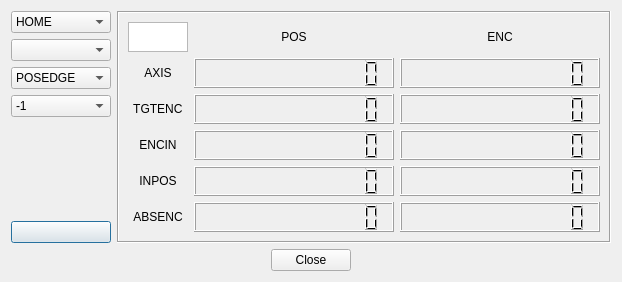
First picture: the form in icepapCMS/ui_icepapcms/qt_designer_files/dialoghomesrch.ui, repository ALBA-Synchrotron/IcepapCMS, before the edit.
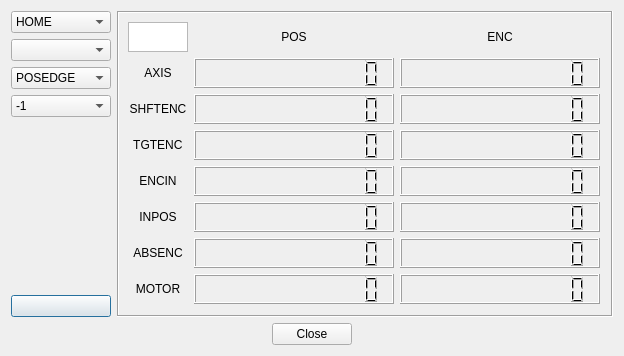
Second picture: the form after the edit.

Commit message: Now also displaying position values for MOTOR and SHFTENC.

What changed in the file:
```diff
--- a/icepapCMS/ui_icepapcms/qt_designer_files/dialoghomesrch.ui
+++ b/icepapCMS/ui_icepapcms/qt_designer_files/dialoghomesrch.ui
@@ -6,8 +6,8 @@
    <rect>
     <x>0</x>
     <y>0</y>
-    <width>605</width>
-    <height>266</height>
+    <width>624</width>
+    <height>356</height>
    </rect>
   </property>
   <property name="windowTitle">
@@ -112,57 +112,8 @@
         <enum>QFrame::Sunken</enum>
        </property>
        <layout class="QGridLayout" name="gridLayout_2">
-        <item row="3" column="1">
-         <widget class="QLCDNumber" name="lcdPosEncin">
-          <property name="numDigits">
-           <number>12</number>
-          </property>
-         </widget>
-        </item>
-        <item row="2" column="2">
-         <widget class="QLCDNumber" name="lcdEncTgtenc">
-          <property name="numDigits">
-           <number>12</number>
-          </property>
-         </widget>
-        </item>
-        <item row="5" column="2">
-         <widget class="QLCDNumber" name="lcdEncAbsenc">
-          <property name="numDigits">
-           <number>12</number>
-          </property>
-         </widget>
-        </item>
-        <item row="5" column="1">
-         <widget class="QLCDNumber" name="lcdPosAbsenc">
-          <property name="numDigits">
-           <number>12</number>
-          </property>
-         </widget>
-        </item>
-        <item row="4" column="1">
-         <widget class="QLCDNumber" name="lcdPosInpos">
-          <property name="numDigits">
-           <number>12</number>
-          </property>
-         </widget>
-        </item>
         <item row="3" column="2">
-         <widget class="QLCDNumber" name="lcdEncEncin">
-          <property name="numDigits">
-           <number>12</number>
-          </property>
-         </widget>
-        </item>
-        <item row="1" column="2">
-         <widget class="QLCDNumber" name="lcdEncAxis">
-          <property name="numDigits">
-           <number>12</number>
-          </property>
-         </widget>
-        </item>
-        <item row="4" column="2">
-         <widget class="QLCDNumber" name="lcdEncInpos">
+         <widget class="QLCDNumber" name="lcdEncTgtenc">
           <property name="numDigits">
            <number>12</number>
           </property>
@@ -212,21 +163,42 @@
           </property>
          </widget>
         </item>
-        <item row="2" column="1">
-         <widget class="QLCDNumber" name="lcdPosTgtenc">
+        <item row="6" column="2">
+         <widget class="QLCDNumber" name="lcdEncAbsenc">
           <property name="numDigits">
            <number>12</number>
           </property>
          </widget>
         </item>
-        <item row="1" column="1">
-         <widget class="QLCDNumber" name="lcdPosAxis">
+        <item row="6" column="1">
+         <widget class="QLCDNumber" name="lcdPosAbsenc">
           <property name="numDigits">
            <number>12</number>
           </property>
          </widget>
         </item>
-        <item row="5" column="0" alignment="Qt::AlignHCenter">
+        <item row="5" column="2">
+         <widget class="QLCDNumber" name="lcdEncInpos">
+          <property name="numDigits">
+           <number>12</number>
+          </property>
+         </widget>
+        </item>
+        <item row="4" column="2">
+         <widget class="QLCDNumber" name="lcdEncEncin">
+          <property name="numDigits">
+           <number>12</number>
+          </property>
+         </widget>
+        </item>
+        <item row="1" column="2">
+         <widget class="QLCDNumber" name="lcdEncAxis">
+          <property name="numDigits">
+           <number>12</number>
+          </property>
+         </widget>
+        </item>
+        <item row="6" column="0" alignment="Qt::AlignHCenter">
          <widget class="QLabel" name="labelAbsenc">
           <property name="minimumSize">
            <size>
@@ -248,69 +220,10 @@
           </property>
          </widget>
         </item>
-        <item row="4" column="0" alignment="Qt::AlignHCenter">
-         <widget class="QLabel" name="labelInpos">
-          <property name="minimumSize">
-           <size>
-            <width>0</width>
-            <height>30</height>
-           </size>
-          </property>
-          <property name="maximumSize">
-           <size>
-            <width>16777215</width>
-            <height>30</height>
-           </size>
-          </property>
-          <property name="text">
-           <string>INPOS</string>
-          </property>
-          <property name="alignment">
-           <set>Qt::AlignCenter</set>
-          </property>
-         </widget>
-        </item>
-        <item row="3" column="0" alignment="Qt::AlignHCenter">
-         <widget class="QLabel" name="labelEncin">
-          <property name="minimumSize">
-           <size>
-            <width>0</width>
-            <height>30</height>
-           </size>
-          </property>
-          <property name="maximumSize">
-           <size>
-            <width>16777215</width>
-            <height>30</height>
-           </size>
-          </property>
-          <property name="text">
-           <string>ENCIN</string>
-          </property>
-          <property name="alignment">
-           <set>Qt::AlignCenter</set>
-          </property>
-         </widget>
-        </item>
-        <item row="2" column="0" alignment="Qt::AlignHCenter">
-         <widget class="QLabel" name="labelTgtenc">
-          <property name="minimumSize">
-           <size>
-            <width>0</width>
-            <height>30</height>
-           </size>
-          </property>
-          <property name="maximumSize">
-           <size>
-            <width>16777215</width>
-            <height>30</height>
-           </size>
-          </property>
-          <property name="text">
-           <string> TGTENC </string>
-          </property>
-          <property name="alignment">
-           <set>Qt::AlignCenter</set>
+        <item row="5" column="1">
+         <widget class="QLCDNumber" name="lcdPosInpos">
+          <property name="numDigits">
+           <number>12</number>
           </property>
          </widget>
         </item>
@@ -364,6 +277,165 @@
           </property>
          </widget>
         </item>
+        <item row="3" column="1">
+         <widget class="QLCDNumber" name="lcdPosTgtenc">
+          <property name="numDigits">
+           <number>12</number>
+          </property>
+         </widget>
+        </item>
+        <item row="1" column="1">
+         <widget class="QLCDNumber" name="lcdPosAxis">
+          <property name="numDigits">
+           <number>12</number>
+          </property>
+         </widget>
+        </item>
+        <item row="4" column="1">
+         <widget class="QLCDNumber" name="lcdPosEncin">
+          <property name="numDigits">
+           <number>12</number>
+          </property>
+         </widget>
+        </item>
+        <item row="5" column="0" alignment="Qt::AlignHCenter">
+         <widget class="QLabel" name="labelInpos">
+          <property name="minimumSize">
+           <size>
+            <width>0</width>
+            <height>30</height>
+           </size>
+          </property>
+          <property name="maximumSize">
+           <size>
+            <width>16777215</width>
+            <height>30</height>
+           </size>
+          </property>
+          <property name="text">
+           <string>INPOS</string>
+          </property>
+          <property name="alignment">
+           <set>Qt::AlignCenter</set>
+          </property>
+         </widget>
+        </item>
+        <item row="4" column="0" alignment="Qt::AlignHCenter">
+         <widget class="QLabel" name="labelEncin">
+          <property name="minimumSize">
+           <size>
+            <width>0</width>
+            <height>30</height>
+           </size>
+          </property>
+          <property name="maximumSize">
+           <size>
+            <width>16777215</width>
+            <height>30</height>
+           </size>
+          </property>
+          <property name="text">
+           <string>ENCIN</string>
+          </property>
+          <property name="alignment">
+           <set>Qt::AlignCenter</set>
+          </property>
+         </widget>
+        </item>
+        <item row="3" column="0" alignment="Qt::AlignHCenter">
+         <widget class="QLabel" name="labelTgtenc">
+          <property name="minimumSize">
+           <size>
+            <width>0</width>
+            <height>30</height>
+           </size>
+          </property>
+          <property name="maximumSize">
+           <size>
+            <width>16777215</width>
+            <height>30</height>
+           </size>
+          </property>
+          <property name="text">
+           <string> TGTENC </string>
+          </property>
+          <property name="alignment">
+           <set>Qt::AlignCenter</set>
+          </property>
+         </widget>
+        </item>
+        <item row="2" column="2">
+         <widget class="QLCDNumber" name="lcdEncShftenc">
+          <property name="numDigits">
+           <number>12</number>
+          </property>
+         </widget>
+        </item>
+        <item row="2" column="1">
+         <widget class="QLCDNumber" name="lcdPosShftenc">
+          <property name="numDigits">
+           <number>12</number>
+          </property>
+         </widget>
+        </item>
+        <item row="7" column="1">
+         <widget class="QLCDNumber" name="lcdPosMotor">
+          <property name="numDigits">
+           <number>12</number>
+          </property>
+         </widget>
+        </item>
+        <item row="7" column="2">
+         <widget class="QLCDNumber" name="lcdEncMotor">
+          <property name="numDigits">
+           <number>12</number>
+          </property>
+         </widget>
+        </item>
+        <item row="2" column="0">
+         <widget class="QLabel" name="labelShftenc">
+          <property name="minimumSize">
+           <size>
+            <width>0</width>
+            <height>30</height>
+           </size>
+          </property>
+          <property name="maximumSize">
+           <size>
+            <width>16777215</width>
+            <height>30</height>
+           </size>
+          </property>
+          <property name="text">
+           <string>SHFTENC</string>
+          </property>
+          <property name="alignment">
+           <set>Qt::AlignCenter</set>
+          </property>
+         </widget>
+        </item>
+        <item row="7" column="0">
+         <widget class="QLabel" name="labelMotor">
+          <property name="minimumSize">
+           <size>
+            <width>0</width>
+            <height>30</height>
+           </size>
+          </property>
+          <property name="maximumSize">
+           <size>
+            <width>16777215</width>
+            <height>30</height>
+           </size>
+          </property>
+          <property name="text">
+           <string>MOTOR</string>
+          </property>
+          <property name="alignment">
+           <set>Qt::AlignCenter</set>
+          </property>
+         </widget>
+        </item>
        </layout>
       </widget>
      </item>
```
The commit also changes 2 other files.
